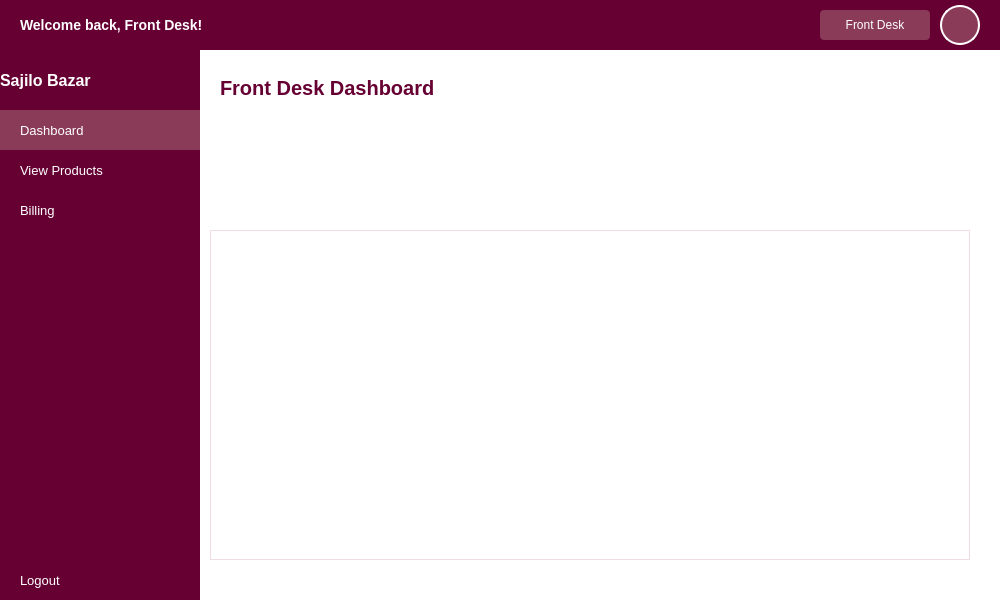
First picture: the form in ui/frontdesk.ui, repository kriitikat/Sajilo-Bazarr, before the edit.
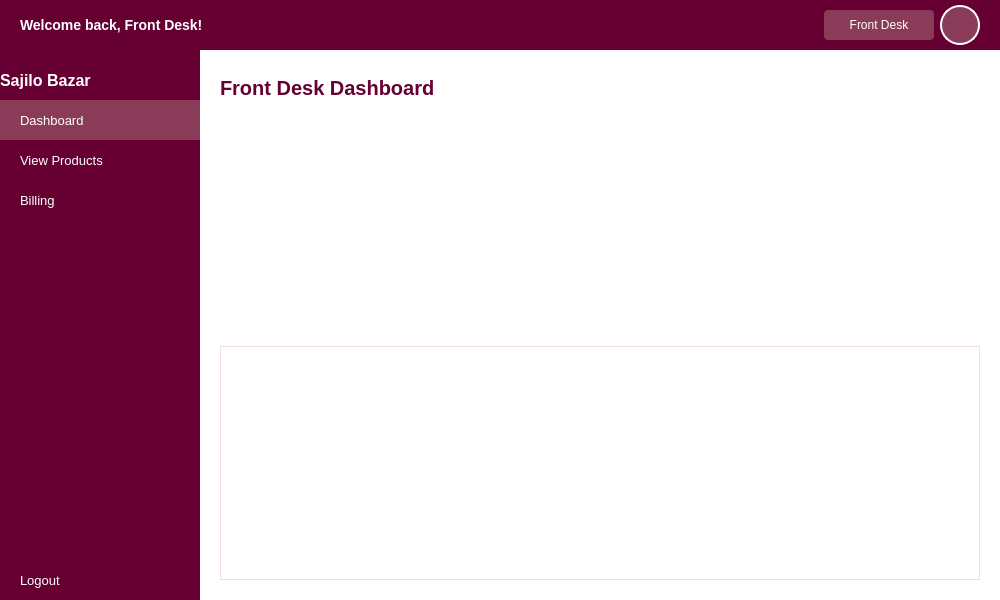
Second picture: the form after the edit.

Commit message: Fixed screensize issue in frontdesk page

The edit to the form file:
```diff
--- a/ui/frontdesk.ui
+++ b/ui/frontdesk.ui
@@ -17,27 +17,54 @@
    <property name="styleSheet">
     <string notr="true">QWidget { background-color: #fbf3f5; }</string>
    </property>
+   <layout class="QVBoxLayout" name="verticalLayout_central">
+    <property name="spacing">
+     <number>0</number>
+    </property>
+    <property name="leftMargin">
+     <number>0</number>
+    </property>
+    <property name="topMargin">
+     <number>0</number>
+    </property>
+    <property name="rightMargin">
+     <number>0</number>
+    </property>
+    <property name="bottomMargin">
+     <number>0</number>
+    </property>
+    <item>
    <widget class="QFrame" name="topbarFrame">
-    <property name="geometry">
-     <rect>
-      <x>0</x>
-      <y>0</y>
-      <width>1000</width>
+      <property name="minimumSize">
+       <size>
+        <width>0</width>
       <height>50</height>
-     </rect>
+       </size>
+      </property>
+      <property name="maximumSize">
+       <size>
+        <width>16777215</width>
+        <height>50</height>
+       </size>
     </property>
     <property name="styleSheet">
      <string notr="true">QFrame { background-color: #660033; }</string>
     </property>
+      <layout class="QHBoxLayout" name="horizontalLayout_topbar">
+       <property name="leftMargin">
+        <number>20</number>
+       </property>
+       <property name="topMargin">
+        <number>5</number>
+       </property>
+       <property name="rightMargin">
+        <number>20</number>
+       </property>
+       <property name="bottomMargin">
+        <number>5</number>
+       </property>
+       <item>
     <widget class="QLabel" name="welcomeLabel">
-     <property name="geometry">
-      <rect>
-       <x>20</x>
-       <y>10</y>
-       <width>300</width>
-       <height>30</height>
-      </rect>
-     </property>
      <property name="styleSheet">
       <string notr="true">QLabel { color: white; font-size: 14px; font-weight: bold; background: transparent; }</string>
      </property>
@@ -45,14 +72,33 @@
       <string>Welcome back, Front Desk!</string>
      </property>
     </widget>
+       </item>
+       <item>
+        <spacer name="topbarSpacer">
+         <property name="orientation">
+          <enum>Qt::Orientation::Horizontal</enum>
+         </property>
+         <property name="sizeHint" stdset="0">
+          <size>
+           <width>40</width>
+           <height>20</height>
+          </size>
+         </property>
+        </spacer>
+       </item>
+       <item>
     <widget class="QPushButton" name="staffBadge">
-     <property name="geometry">
-      <rect>
-       <x>820</x>
-       <y>10</y>
+         <property name="minimumSize">
+          <size>
        <width>110</width>
        <height>30</height>
-      </rect>
+          </size>
+         </property>
+         <property name="maximumSize">
+          <size>
+           <width>110</width>
+           <height>30</height>
+          </size>
      </property>
      <property name="styleSheet">
       <string notr="true">QPushButton { background-color: #8a3b57; color: white; border-radius: 4px; font-size: 12px; }</string>
@@ -61,14 +107,20 @@
       <string>Front Desk</string>
      </property>
     </widget>
+       </item>
+       <item>
     <widget class="QPushButton" name="btnProfile">
-     <property name="geometry">
-      <rect>
-       <x>940</x>
-       <y>5</y>
+         <property name="minimumSize">
+          <size>
        <width>40</width>
        <height>40</height>
-      </rect>
+          </size>
+         </property>
+         <property name="maximumSize">
+          <size>
+           <width>40</width>
+           <height>40</height>
+          </size>
      </property>
      <property name="cursor">
       <cursorShape>PointingHandCursor</cursorShape>
@@ -102,27 +154,55 @@
       <bool>true</bool>
      </property>
     </widget>
-   </widget>
+       </item>
+      </layout>
+     </widget>
+    </item>
+    <item>
+     <layout class="QHBoxLayout" name="horizontalLayout_body">
+      <property name="spacing">
+       <number>0</number>
+      </property>
+      <item>
    <widget class="QFrame" name="sidebarFrame">
-    <property name="geometry">
-     <rect>
-      <x>0</x>
-      <y>50</y>
+        <property name="minimumSize">
+         <size>
       <width>200</width>
-      <height>550</height>
-     </rect>
+          <height>0</height>
+         </size>
+        </property>
+        <property name="maximumSize">
+         <size>
+          <width>200</width>
+          <height>16777215</height>
+         </size>
     </property>
     <property name="styleSheet">
      <string notr="true">QFrame { background-color: #660033; }</string>
     </property>
+        <layout class="QVBoxLayout" name="verticalLayout_sidebar">
+         <property name="spacing">
+          <number>0</number>
+         </property>
+         <property name="leftMargin">
+          <number>0</number>
+         </property>
+         <property name="topMargin">
+          <number>10</number>
+         </property>
+         <property name="rightMargin">
+          <number>0</number>
+         </property>
+         <property name="bottomMargin">
+          <number>0</number>
+         </property>
+         <item>
     <widget class="QLabel" name="appNameLabel">
-     <property name="geometry">
-      <rect>
-       <x>0</x>
-       <y>10</y>
-       <width>200</width>
+           <property name="minimumSize">
+            <size>
+             <width>0</width>
        <height>40</height>
-      </rect>
+            </size>
      </property>
      <property name="styleSheet">
       <string notr="true">QLabel { color: white; font-size: 16px; font-weight: bold; background: transparent; qproperty-alignment: AlignCenter; }</string>
@@ -131,14 +211,14 @@
       <string>Sajilo Bazar</string>
      </property>
     </widget>
+         </item>
+         <item>
     <widget class="QPushButton" name="btnDashboard">
-     <property name="geometry">
-      <rect>
-       <x>0</x>
-       <y>60</y>
-       <width>200</width>
+           <property name="minimumSize">
+            <size>
+             <width>0</width>
        <height>40</height>
-      </rect>
+            </size>
      </property>
      <property name="styleSheet">
       <string notr="true">QPushButton { background-color: #8a3b57; color: white; border: none; text-align: left; padding-left: 20px; font-size: 13px; } QPushButton:hover { background-color: #6d2e45; }</string>
@@ -147,14 +227,14 @@
       <string>Dashboard</string>
      </property>
     </widget>
+         </item>
+         <item>
     <widget class="QPushButton" name="btnViewProducts">
-     <property name="geometry">
-      <rect>
-       <x>0</x>
-       <y>100</y>
-       <width>200</width>
+           <property name="minimumSize">
+            <size>
+             <width>0</width>
        <height>40</height>
-      </rect>
+            </size>
      </property>
      <property name="styleSheet">
       <string notr="true">QPushButton { background-color: transparent; color: white; border: none; text-align: left; padding-left: 20px; font-size: 13px; } QPushButton:hover { background-color: #8a3b57; }</string>
@@ -163,14 +243,14 @@
       <string>View Products</string>
      </property>
     </widget>
+         </item>
+         <item>
     <widget class="QPushButton" name="btnBilling">
-     <property name="geometry">
-      <rect>
-       <x>0</x>
-       <y>140</y>
-       <width>200</width>
+           <property name="minimumSize">
+            <size>
+             <width>0</width>
        <height>40</height>
-      </rect>
+            </size>
      </property>
      <property name="styleSheet">
       <string notr="true">QPushButton { background-color: transparent; color: white; border: none; text-align: left; padding-left: 20px; font-size: 13px; } QPushButton:hover { background-color: #8a3b57; }</string>
@@ -179,14 +259,40 @@
       <string>Billing</string>
      </property>
     </widget>
+         </item>
+         <item>
+          <spacer name="sidebarTopSpacer">
+           <property name="orientation">
+            <enum>Qt::Orientation::Vertical</enum>
+           </property>
+           <property name="sizeHint" stdset="0">
+            <size>
+             <width>20</width>
+             <height>10</height>
+            </size>
+           </property>
+          </spacer>
+         </item>
+         <item>
+          <spacer name="sidebarBottomSpacer">
+           <property name="orientation">
+            <enum>Qt::Orientation::Vertical</enum>
+           </property>
+           <property name="sizeHint" stdset="0">
+            <size>
+             <width>20</width>
+             <height>40</height>
+            </size>
+           </property>
+          </spacer>
+         </item>
+         <item>
     <widget class="QPushButton" name="btnLogout">
-     <property name="geometry">
-      <rect>
-       <x>0</x>
-       <y>510</y>
-       <width>200</width>
+           <property name="minimumSize">
+            <size>
+             <width>0</width>
        <height>40</height>
-      </rect>
+            </size>
      </property>
      <property name="styleSheet">
       <string notr="true">QPushButton { background-color: #660033; color: white; border: none; text-align: left; padding-left: 20px; font-size: 13px; } QPushButton:hover { background-color: #4d0026; } QPushButton:pressed { background-color: #38001b; }</string>
@@ -195,27 +301,41 @@
       <string>Logout</string>
      </property>
     </widget>
-   </widget>
+         </item>
+        </layout>
+       </widget>
+      </item>
+      <item>
    <widget class="QFrame" name="mainFrame">
-    <property name="geometry">
-     <rect>
-      <x>200</x>
-      <y>50</y>
-      <width>800</width>
-      <height>550</height>
-     </rect>
+        <property name="sizePolicy">
+         <sizepolicy hsizetype="Expanding" vsizetype="Expanding">
+          <horstretch>1</horstretch>
+          <verstretch>1</verstretch>
+         </sizepolicy>
     </property>
     <property name="styleSheet">
      <string notr="true">QFrame { background-color: #ffffff; }</string>
     </property>
+        <layout class="QVBoxLayout" name="verticalLayout_main">
+         <property name="leftMargin">
+          <number>20</number>
+         </property>
+         <property name="topMargin">
+          <number>20</number>
+         </property>
+         <property name="rightMargin">
+          <number>20</number>
+         </property>
+         <property name="bottomMargin">
+          <number>20</number>
+         </property>
+         <item>
     <widget class="QLabel" name="titleLabel">
-     <property name="geometry">
-      <rect>
-       <x>20</x>
-       <y>20</y>
-       <width>400</width>
+           <property name="minimumSize">
+            <size>
+             <width>0</width>
        <height>35</height>
-      </rect>
+            </size>
      </property>
      <property name="styleSheet">
       <string notr="true">QLabel { color: #660033; font-size: 20px; font-weight: bold; background: transparent; }</string>
@@ -224,20 +344,39 @@
       <string>Front Desk Dashboard</string>
      </property>
     </widget>
+         </item>
+         <item>
+          <spacer name="mainTopSpacer">
+           <property name="orientation">
+            <enum>Qt::Orientation::Vertical</enum>
+           </property>
+           <property name="sizeHint" stdset="0">
+            <size>
+             <width>20</width>
+             <height>2</height>
+            </size>
+           </property>
+          </spacer>
+         </item>
+         <item>
     <widget class="QTableWidget" name="productTable">
-     <property name="geometry">
-      <rect>
-       <x>10</x>
-       <y>180</y>
-       <width>760</width>
-       <height>330</height>
-      </rect>
+           <property name="sizePolicy">
+            <sizepolicy hsizetype="Expanding" vsizetype="Expanding">
+             <horstretch>0</horstretch>
+             <verstretch>0</verstretch>
+            </sizepolicy>
      </property>
      <property name="styleSheet">
       <string notr="true">QTableWidget { background-color: #ffffff; border: 1px solid #f0dde1; gridline-color: #f6ebee; font-size: 13px; color: #4a1626; } QHeaderView::section { background-color: #660033; color: white; padding: 6px; font-weight: bold; }</string>
      </property>
     </widget>
-   </widget>
+         </item>
+        </layout>
+       </widget>
+      </item>
+     </layout>
+    </item>
+   </layout>
   </widget>
  </widget>
  <resources/>
```
Lines whose indentation alone changed are shown as unchanged. The commit also changes 1 other file.
